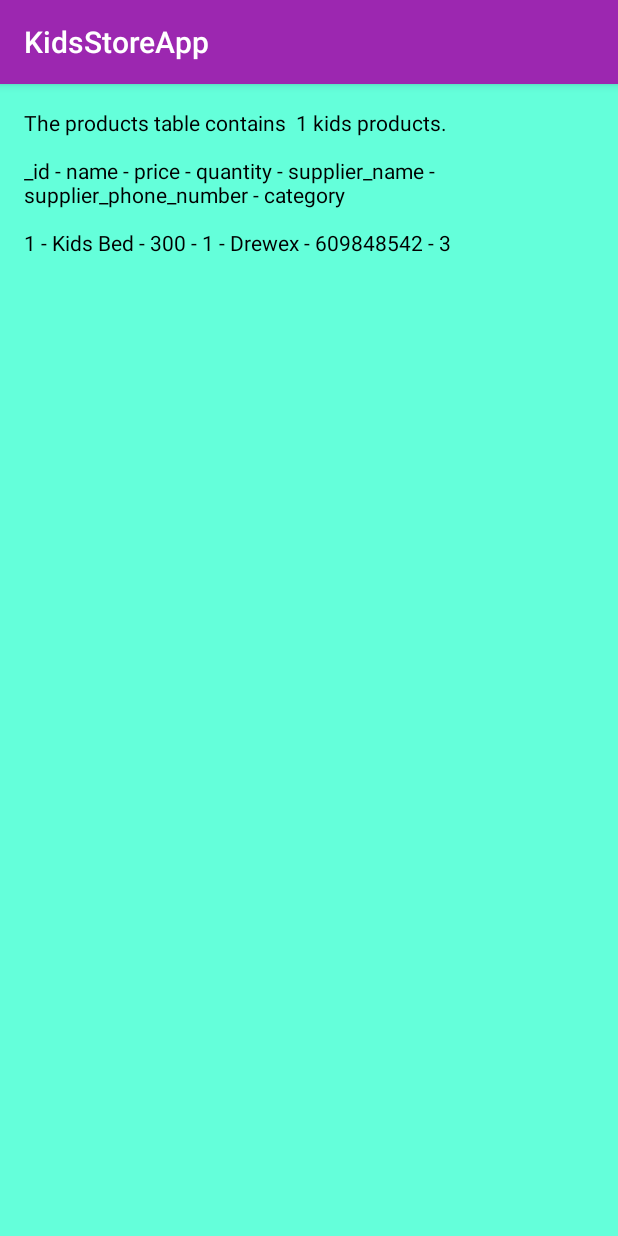
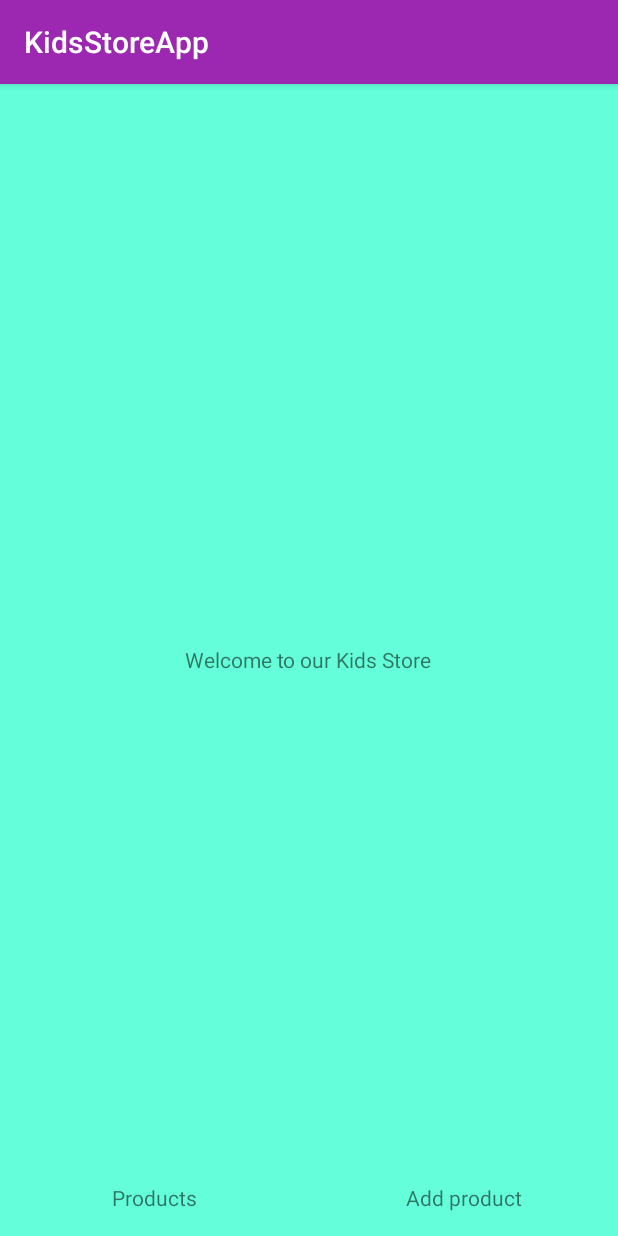
Before and after one commit to monikawerner/KidsStoreApp, an Android app: the screen it shows after launch (CatalogActivity before the commit, WelcomeActivity after it), on a phone screen of 412 x 824 dp. Run offline under Robolectric (Android 15) with nearby library versions, the phone set to English and light mode, and no system bars.

Commit message:
Add two activities (WelcomeActivity, EditorActivity), create list_item.xml file

```diff
--- /dev/null
+++ b/app/src/main/java/com/example/android/kidsstoreapp/WelcomeActivity.java
@@ -0,0 +1,36 @@
+package com.example.android.kidsstoreapp;
+
+import android.content.Intent;
+import android.support.v7.app.AppCompatActivity;
+import android.os.Bundle;
+import android.view.View;
+import android.widget.TextView;
+
+public class WelcomeActivity extends AppCompatActivity {
+
+    @Override
+    protected void onCreate(Bundle savedInstanceState) {
+        super.onCreate(savedInstanceState);
+        setContentView(R.layout.activity_welcome);
+
+        /** Set OnClickListener on the TextView to start another activity */
+        TextView products = (TextView) findViewById(R.id.products);
+        products.setOnClickListener(new View.OnClickListener() {
+            @Override
+            public void onClick(View view) {
+                Intent productsIntent = new Intent(WelcomeActivity.this, CatalogActivity.class);
+                startActivity(productsIntent);
+            }
+        });
+
+        /** Set OnClickListener on the TextView to start another activity */
+        TextView add = (TextView) findViewById(R.id.add);
+        add.setOnClickListener(new View.OnClickListener() {
+            @Override
+            public void onClick(View view) {
+                Intent editorIntent = new Intent(WelcomeActivity.this, EditorActivity.class);
+                startActivity(editorIntent);
+            }
+        });
+    }
+}
--- a/app/src/main/res/layout/activity_catalog.xml
+++ b/app/src/main/res/layout/activity_catalog.xml
@@ -1,17 +1,23 @@
 <?xml version="1.0" encoding="utf-8"?>
-<LinearLayout xmlns:android="http://schemas.android.com/apk/res/android"
+<RelativeLayout xmlns:android="http://schemas.android.com/apk/res/android"
     xmlns:tools="http://schemas.android.com/tools"
     android:layout_width="match_parent"
     android:layout_height="match_parent"
     android:background="@color/background"
     tools:context="com.example.android.kidsstoreapp.CatalogActivity">
 
+    <ListView
+        android:id="@+id/list"
+        android:layout_width="match_parent"
+        android:layout_height="match_parent">
+
+    </ListView>
+
     <TextView
         android:id="@+id/text_view_kids_product"
         android:layout_width="match_parent"
         android:layout_height="match_parent"
         android:padding="@dimen/catalog_text_view_padding"
-        android:textColor="@color/black"
-        tools:text="@tools:sample/date/ddmmyy" />
+        android:textColor="@color/black" />
 
-</LinearLayout>
+</RelativeLayout>
--- /dev/null
+++ b/app/src/main/res/layout/activity_welcome.xml
@@ -0,0 +1,42 @@
+<?xml version="1.0" encoding="utf-8"?>
+<RelativeLayout xmlns:android="http://schemas.android.com/apk/res/android"
+    xmlns:tools="http://schemas.android.com/tools"
+    android:layout_width="match_parent"
+    android:layout_height="match_parent"
+    android:background="@color/background"
+    android:orientation="vertical"
+    tools:context="com.example.android.kidsstoreapp.WelcomeActivity">
+
+    <TextView
+        android:layout_width="wrap_content"
+        android:layout_height="wrap_content"
+        android:text="@string/welcome"
+        android:layout_centerInParent="true"/>
+
+    <LinearLayout
+        android:layout_width="match_parent"
+        android:layout_height="wrap_content"
+        android:orientation="horizontal"
+        android:layout_alignParentBottom="true"
+        android:paddingBottom="@dimen/padding">
+
+        <TextView
+            android:id="@+id/products"
+            android:layout_width="0dp"
+            android:layout_height="wrap_content"
+            android:layout_weight="1"
+            android:text="@string/products"
+            android:gravity="center"/>
+
+        <TextView
+            android:id="@+id/add"
+            android:layout_width="0dp"
+            android:layout_height="wrap_content"
+            android:layout_weight="1"
+            android:text="@string/add"
+            android:gravity="center"/>
+
+    </LinearLayout>
+
+
+</RelativeLayout>
--- a/app/src/main/res/values/dimens.xml
+++ b/app/src/main/res/values/dimens.xml
@@ -1,4 +1,5 @@
 <?xml version="1.0" encoding="utf-8"?>
 <resources>
     <dimen name="catalog_text_view_padding">16dp</dimen>
+    <dimen name="padding">16dp</dimen>
 </resources>
--- a/app/src/main/res/values/strings.xml
+++ b/app/src/main/res/values/strings.xml
@@ -1,3 +1,6 @@
 <resources>
     <string name="app_name">KidsStoreApp</string>
+    <string name="welcome">Welcome to our Kids Store</string>
+    <string name="products">Products</string>
+    <string name="add">Add product</string>
 </resources>
```
Also changed, not shown: app/src/main/AndroidManifest.xml (+8 -2 lines), app/src/main/java/com/example/android/kidsstoreapp/EditorActivity.java (added, +13 -0 lines), app/src/main/res/layout/activity_editor.xml (added, +10 -0 lines), app/src/main/res/layout/list_item.xml (added, +19 -0 lines).
